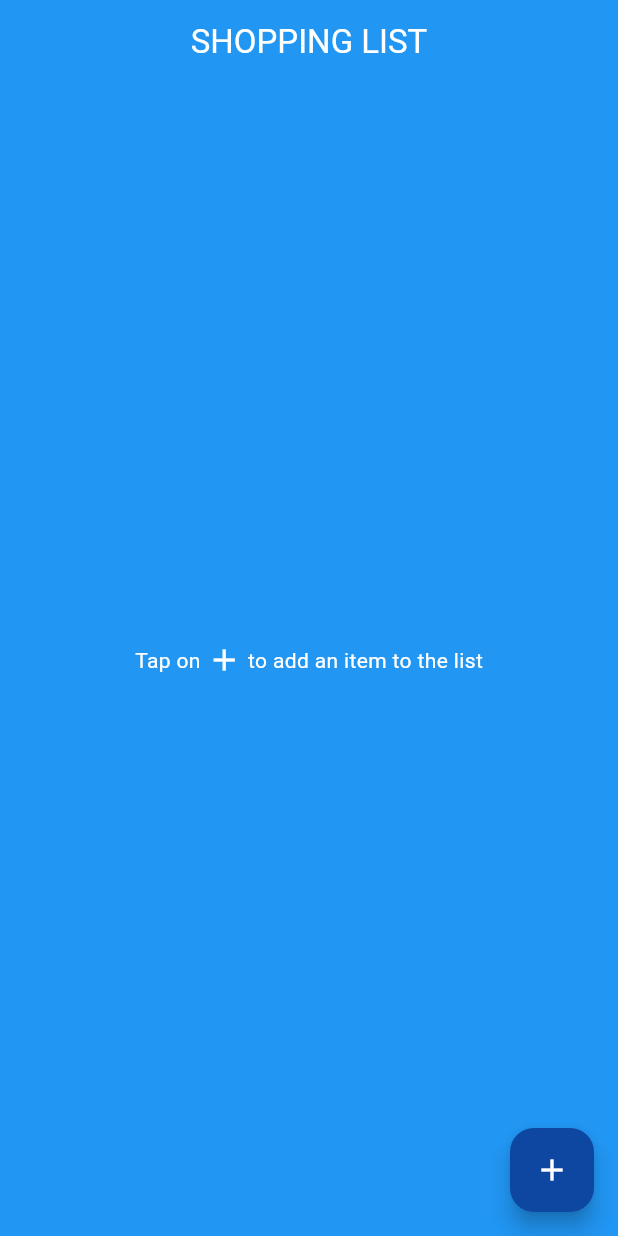
After one commit to olopsc-rxaliman/shopping-list, a Flutter app: the screen it shows after launch, on a phone screen of 412 x 824 dp. The commit adds this screen. Run offline on Flutter 3.47's test engine with Material 3 defaults, Android fonts, the phone set to English and light mode, and no system bars; our stand-ins replace hive_flutter; accounts and stored records are empty.

Commit message:
Increased cohesion, lessen coupling

```diff
--- /dev/null
+++ b/lib/components/no_items_widget.dart
@@ -0,0 +1,32 @@
+import "package:flutter/material.dart";
+
+class NoItemsWidget extends StatelessWidget {
+  const NoItemsWidget({super.key});
+
+  @override
+  Widget build(BuildContext context) {
+    return const Center(
+      child: Row(
+        mainAxisAlignment: MainAxisAlignment.center,
+        children: [
+          Text(
+            "Tap on ",
+            style: TextStyle(
+              color: Colors.white,
+            ),
+          ),
+          Icon(
+            Icons.add,
+            color: Colors.white,
+          ),
+          Text(
+            " to add an item to the list",
+            style: TextStyle(
+              color: Colors.white,
+            ),
+          ),
+        ],
+      )
+    );
+  }
+}
```
Also changed, not shown: lib/components/shopping_list_widget.dart (added, +34 -0 lines), lib/pages/home_page.dart (+8 -39 lines), 1 other file.
